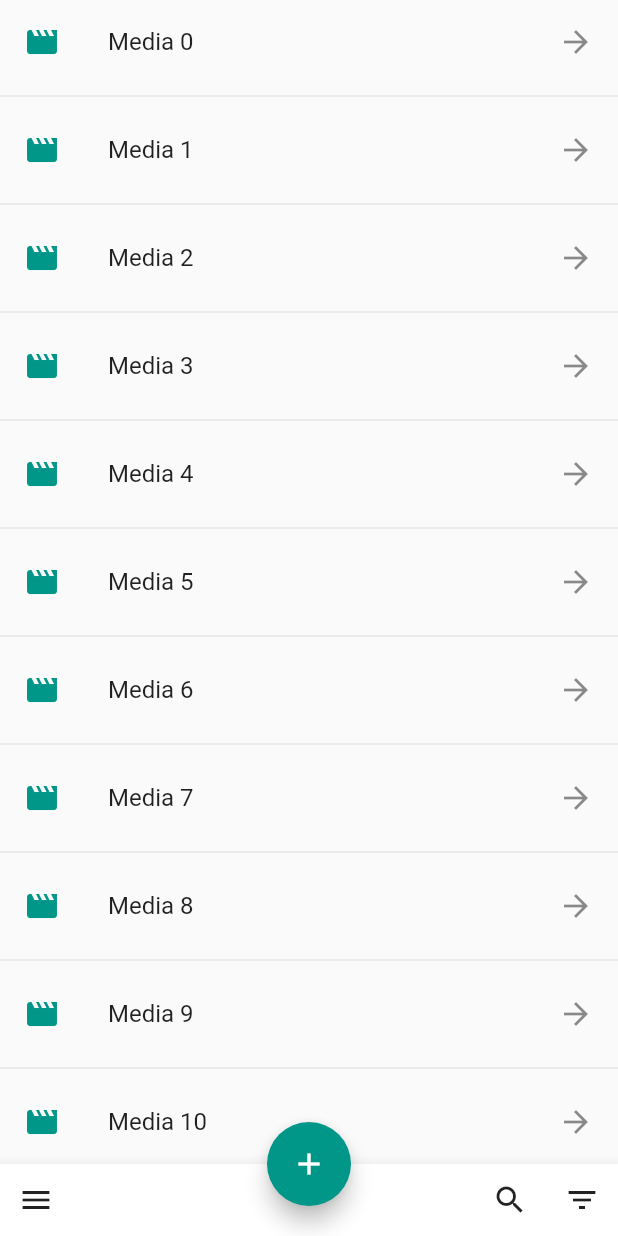
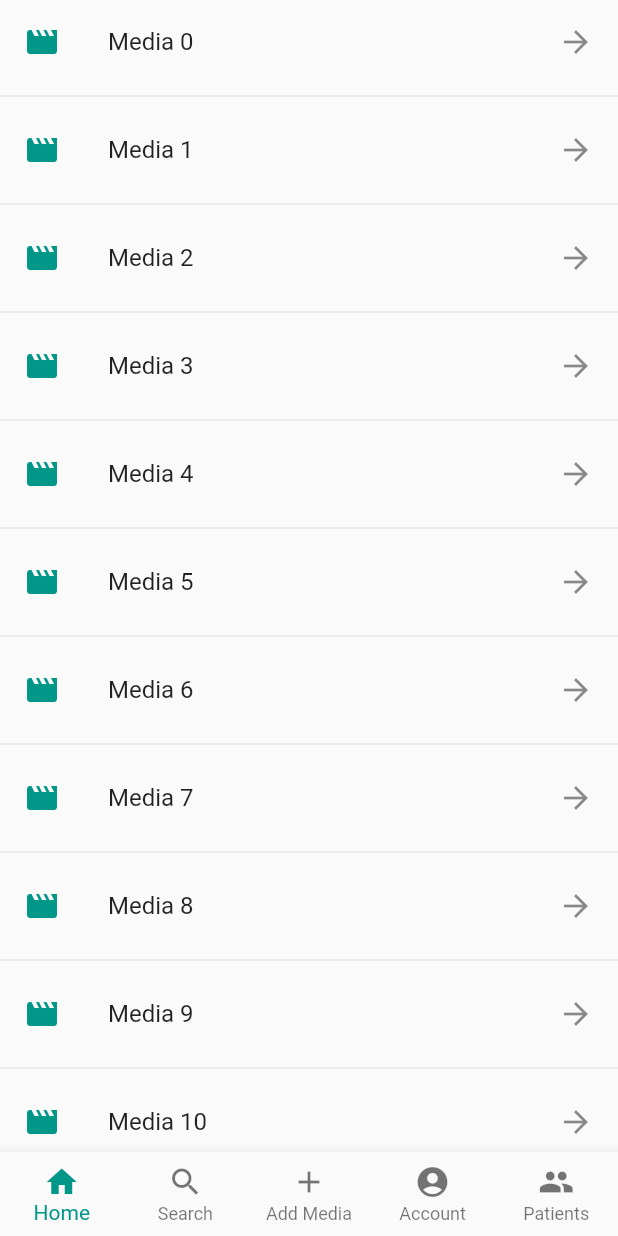
Before and after one commit to Vutulosa/patient_warning_app, a Flutter app: the screen it shows after launch, on a phone screen of 412 x 824 dp. Run offline on Flutter 3.47's test engine with Material 2 defaults, Android fonts, the light colour scheme and no system bars.

Commit message:
Navigation Bar

```diff
--- a/lib/Screens/HomeScreen/home_screen.dart
+++ b/lib/Screens/HomeScreen/home_screen.dart
@@ -2,25 +2,66 @@ import 'package:flutter/material.dart';
 
 import 'Components/body.dart';
 
-class HomeScreen extends StatelessWidget {
+class HomeScreen extends StatefulWidget {
   const HomeScreen({Key? key}) : super(key: key);
+
+  @override
+  _HomeScreenState createState() => _HomeScreenState();
+}
+
+class _HomeScreenState extends State<HomeScreen> {
+  int _selectedIndex = 0;
+  static const List<Widget> _widgetOptions = <Widget>[
+    HomeBody(),
+    Text(
+      'Index 1: Business',
+    ),
+    Text(
+      'Index 2: School',
+    ),
+  ];
+
+  void _onItemTapped(int index) {
+    setState(() {
+      _selectedIndex = index;
+    });
+  }
 
   @override
   Widget build(BuildContext context) {
     return Scaffold(
-        bottomNavigationBar: BottomAppBar(
-          child: Row(
-            children: [
-              IconButton(icon: const Icon(Icons.menu), onPressed: () {}),
-              const Spacer(),
-              IconButton(icon: const Icon(Icons.search), onPressed: () {}),
-              IconButton(icon: const Icon(Icons.filter_list), onPressed: () {}),
-            ],
+      body: Center(
+        child: _widgetOptions.elementAt(_selectedIndex),
+      ),
+      bottomNavigationBar: BottomNavigationBar(
+        type: BottomNavigationBarType.fixed,
+        items: const [
+          BottomNavigationBarItem(
+            label: 'Home',
+            icon: Icon(Icons.home),
           ),
-        ),
-        floatingActionButton: FloatingActionButton(
-            child: const Icon(Icons.add), onPressed: () {}),
-        floatingActionButtonLocation: FloatingActionButtonLocation.centerDocked,
-        body: const HomeBody());
+          BottomNavigationBarItem(
+            label: 'Search',
+            icon: Icon(Icons.search),
+          ),
+          BottomNavigationBarItem(
+            label: 'Add Media',
+            icon: Icon(Icons.add),
+          ),
+          BottomNavigationBarItem(
+            label: 'Account',
+            icon: Icon(Icons.account_circle),
+          ),
+          BottomNavigationBarItem(
+            label: 'Patients',
+            icon: Icon(
+              Icons.people,
+            ),
+          ),
+        ],
+        currentIndex: _selectedIndex,
+        onTap: _onItemTapped,
+      ),
+    );
   }
 }
--- a/lib/Screens/MediaDetailScreen/media_detail_screen.dart
+++ b/lib/Screens/MediaDetailScreen/media_detail_screen.dart
@@ -9,19 +9,6 @@ class MediaDetailScreen extends StatelessWidget {
   @override
   Widget build(BuildContext context) {
     return Scaffold(
-      bottomNavigationBar: BottomAppBar(
-        child: Row(
-          children: [
-            IconButton(icon: const Icon(Icons.menu), onPressed: () {}),
-            const Spacer(),
-            IconButton(icon: const Icon(Icons.search), onPressed: () {}),
-            IconButton(icon: const Icon(Icons.filter_list), onPressed: () {}),
-          ],
-        ),
-      ),
-      floatingActionButton:
-          FloatingActionButton(child: const Icon(Icons.add), onPressed: () {}),
-      floatingActionButtonLocation: FloatingActionButtonLocation.centerDocked,
       body: ListView(
         children: [
           Expanded(
```
